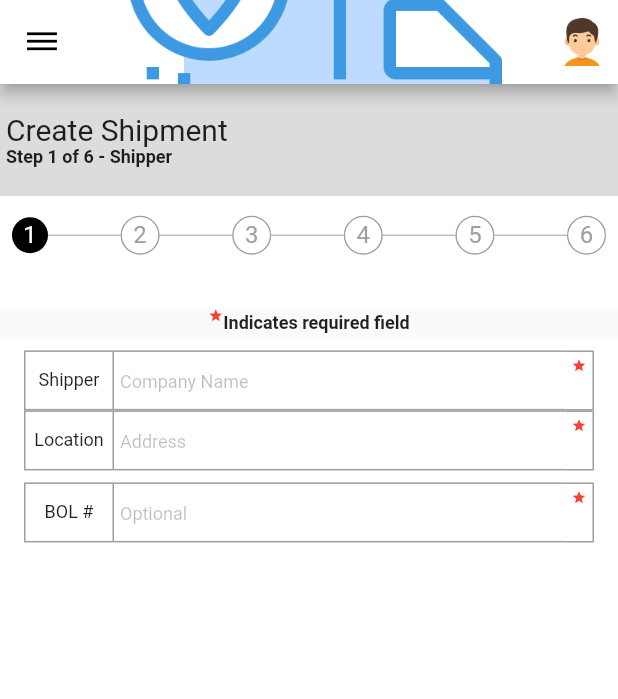
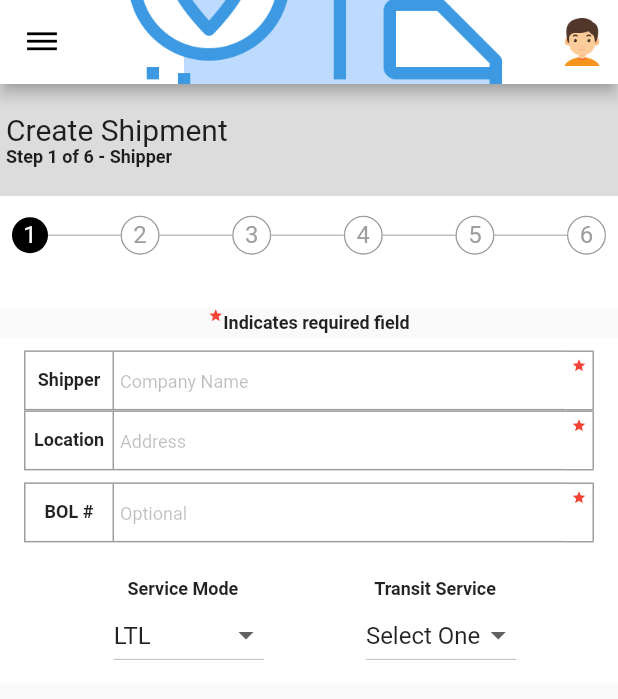
Before and after one commit to gravindrareddy/ecommerce-shipping-ui-flutter, a Flutter app: the screen it shows after launch, on a phone screen of 412 x 824 dp. Shown: the top 699 px of the screen. Run offline on Flutter 3.47's test engine with Material 2 defaults, Android fonts, the phone set to English and light mode, and no system bars; Roboto replaces fonts that are missing (LexendDeca).

Commit message:
created custom dropdowms and added them to the main form

```diff
--- a/lib/main.dart
+++ b/lib/main.dart
@@ -35,8 +35,8 @@ class EcommerceOrderForm extends StatelessWidget {
             child: Column(
               mainAxisAlignment: MainAxisAlignment.start,
               children: <Widget>[
-                Expanded(child: FormStepWidget("1")),
-                Expanded(child: FormStepIndicatorWidget("1")),
+                Expanded(flex: 1, child: FormStepWidget("1")),
+                Expanded(flex: 1, child: FormStepIndicatorWidget("1")),
                 Row(mainAxisAlignment: MainAxisAlignment.center, children: [
                   Container(
                       height: 20,
@@ -50,8 +50,8 @@ class EcommerceOrderForm extends StatelessWidget {
                 ]),
                 Expanded(
                     flex: 8,
+                    child: SingleChildScrollView(
                         child: Container(
-                      constraints: BoxConstraints.expand(),
                       decoration: BoxDecoration(color: Colors.white),
                       alignment: Alignment(-1, -1),
                       child: Column(
@@ -67,10 +67,21 @@ class EcommerceOrderForm extends StatelessWidget {
                                   CustomTextFieldWidget("Location", "Address")),
                           Padding(
                               padding: EdgeInsets.fromLTRB(8, 0, 8, 0),
-                              child: CustomTextFieldWidget("BOL #", "Optional"))
+                              child:
+                                  CustomTextFieldWidget("BOL #", "Optional")),
+                          Padding(
+                              padding: EdgeInsets.fromLTRB(8, 24, 8, 8),
+                              child: Row(
+                                  mainAxisAlignment:
+                                      MainAxisAlignment.spaceEvenly,
+                                  children: <Widget>[
+                                    CustomDropDownWidget("Service Mode", "LTL"),
+                                    CustomDropDownWidget(
+                                        "Transit Service", "Select One")
+                                  ]))
                         ],
                       ),
-                    ))
+                    )))
               ],
             )),
       ),
@@ -346,7 +357,7 @@ class CustomTextFieldState extends State<CustomTextFieldWidget> {
               child: Align(
                   child: Padding(
                       padding: EdgeInsets.fromLTRB(4, 4, 4, 4),
-                      child: Text(
+                      child: _SmallTextBoldWidget(
                         textFieldLabel,
                       ))))),
       Expanded(
@@ -390,3 +401,49 @@ class CustomTextFieldState extends State<CustomTextFieldWidget> {
     ]));
   }
 }
+
+class CustomDropDownWidget extends StatefulWidget {
+  String fieldLabel;
+  String dropdownValue;
+
+  CustomDropDownWidget(this.fieldLabel, this.dropdownValue);
+
+  @override
+  _CustomDropDownWidgetState createState() =>
+      _CustomDropDownWidgetState(fieldLabel, dropdownValue);
+}
+
+class _CustomDropDownWidgetState extends State<CustomDropDownWidget> {
+  String fieldLabel;
+  String dropdownValue;
+
+  _CustomDropDownWidgetState(this.fieldLabel, this.dropdownValue);
+
+  @override
+  Widget build(BuildContext context) {
+    return Column(
+        mainAxisAlignment: MainAxisAlignment.start,
+        children: <Widget>[
+          _SmallTextBoldWidget(fieldLabel),
+          Padding(
+              padding: EdgeInsets.fromLTRB(8, 0, 0, 0),
+              child: Container(
+                  color: Colors.white,
+                  child: DropdownButton<String>(
+                    value: dropdownValue,
+                    onChanged: (String newValue) {
+                      setState(() {
+                        dropdownValue = newValue;
+                      });
+                    },
+                    items: <String>['LTL', 'Select One', 'Free', 'Four']
+                        .map<DropdownMenuItem<String>>((String value) {
+                      return DropdownMenuItem<String>(
+                        value: value,
+                        child: Text(value),
+                      );
+                    }).toList(),
+                  )))
+        ]);
+  }
+}
```
Lines whose indentation alone changed are shown as unchanged.
